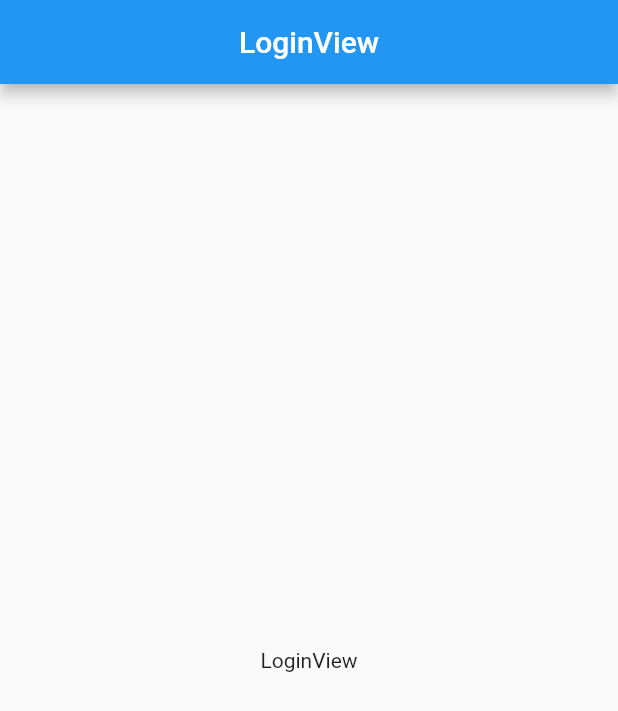
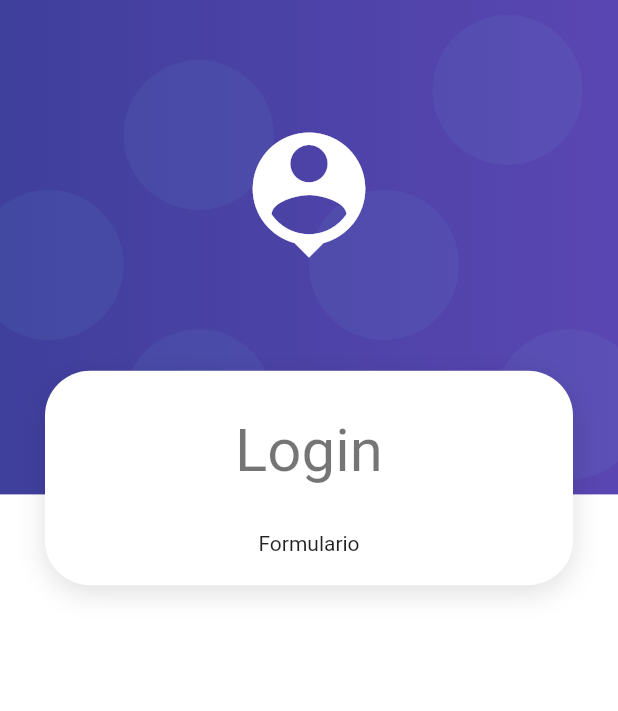
Before and after one commit to SergioK12/validacion-de-formularios, a Flutter app: the screen it shows after launch, on a phone screen of 412 x 824 dp. Shown: the top 711 px of the screen. Run offline on Flutter 3.47's test engine with Material 2 defaults, Android fonts, the phone set to English and light mode, and no system bars.

Commit message:
Creacion de la vista

```diff
--- a/lib/views/loginview.dart
+++ b/lib/views/loginview.dart
@@ -1,16 +1,31 @@
 import 'package:flutter/material.dart';
+
+import '../widgets/widgets.dart';
 
 class LoginView extends StatelessWidget {
   const LoginView({Key? key}) : super(key: key);
   @override
   Widget build(BuildContext context) {
-    return Scaffold(
-      appBar: AppBar(
-        title: const Text('LoginView'),
-        centerTitle: true,
-      ),
-      body: const Center(
-        child: Text('LoginView'),
+    return  Scaffold(
+      body: AuthBackground(
+        child: SingleChildScrollView(
+          child: Column(
+            children:   [
+               SizedBox(height: (MediaQuery.of(context).size.height * 0.30),),
+               CardContainer(
+                child: Column(
+                  children:  [
+                    const SizedBox(height: 10,),
+                    Text("Login", style:  Theme.of(context).textTheme.headlineLarge,),
+                    const SizedBox(height: 30,),
+                    const Text("Formulario")
+
+                  ],
+                )
+              )
+            ],
+          ),
+        ),
       ),
     );
   }
--- /dev/null
+++ b/lib/widgets/auth_background.dart
@@ -0,0 +1,109 @@
+import 'package:flutter/material.dart';
+
+class AuthBackground extends StatelessWidget {
+    final Widget child;
+  const AuthBackground({super.key, required this.child});
+
+  @override
+  Widget build(BuildContext context) {
+    return Container(
+      color: Colors.white,
+      height: double.infinity,
+      width: double.infinity,
+      child: Stack(
+        children:  [
+          const _ContenedorMorado(),
+          const HeaderIcon(),
+          child,
+        ],
+      ),
+    );
+  }
+}
+
+class HeaderIcon extends StatelessWidget {
+  const HeaderIcon({
+    super.key,
+  });
+
+  @override
+  Widget build(BuildContext context) {
+    return SafeArea(
+      child: Container(
+        width: double.infinity,
+        height: 200,
+        margin: const EdgeInsets.only(top: 30),
+        child: const Icon(
+          Icons.person_pin,
+          size: 100,
+          color: Colors.white,
+        ),
+      ),
+    );
+  }
+}
+
+class _ContenedorMorado extends StatelessWidget {
+  const _ContenedorMorado();
+
+  @override
+  Widget build(BuildContext context) {
+    return Container(
+      width: double.infinity,
+      height: MediaQuery.of(context).size.height * 0.4,
+      decoration: _decoracionDeLaCajaMorada(),
+      child: Stack(
+        children: [
+          Positioned(
+              top: 10,
+              left: (MediaQuery.of(context).size.width * 0.7),
+              child: const _Burbuja()),
+          Positioned(
+              top: 40,
+              left: (MediaQuery.of(context).size.width * 0.2),
+              child: const _Burbuja()),
+          Positioned(
+              bottom: 10,
+              left: (MediaQuery.of(context).size.width * 0.8),
+              child: const _Burbuja()),
+          Positioned(
+              bottom: 10,
+              left: (MediaQuery.of(context).size.width * 0.2),
+              child: const _Burbuja()),
+          Positioned(
+              bottom: (MediaQuery.of(context).size.width * 0.25),
+              right: (MediaQuery.of(context).size.width * 0.8),
+              child: const _Burbuja()),
+          Positioned(
+              bottom: (MediaQuery.of(context).size.width * 0.25),
+              left: (MediaQuery.of(context).size.width * 0.5),
+              child: const _Burbuja()),
+        ],
+      ),
+    );
+  }
+
+  BoxDecoration _decoracionDeLaCajaMorada() {
+    return const BoxDecoration(
+        gradient: LinearGradient(colors: [
+      Color.fromRGBO(63, 63, 156, 1),
+      Color.fromRGBO(90, 70, 178, 1),
+    ]));
+  }
+}
+
+class _Burbuja extends StatelessWidget {
+  const _Burbuja();
+
+  @override
+  Widget build(BuildContext context) {
+    return Container(
+      height: 100,
+      width: 100,
+      decoration: BoxDecoration(
+        borderRadius: BorderRadius.circular(100),
+        color: const Color.fromRGBO(122, 255, 255, 0.05),
+      ),
+    );
+  }
+}
--- /dev/null
+++ b/lib/widgets/card_container.dart
@@ -0,0 +1,28 @@
+import 'package:flutter/material.dart';
+
+class CardContainer extends StatelessWidget {
+  final Widget child;
+  const CardContainer({super.key, required this.child});
+
+  @override
+  Widget build(BuildContext context) {
+    return Padding(
+      padding: const EdgeInsets.symmetric(horizontal: 30),
+      child: Container(
+        padding: EdgeInsets.all(20),
+        width: double.infinity,
+        decoration: _createCardShape(),
+        child: child,
+      ),
+    );
+  }
+
+  BoxDecoration _createCardShape() {
+    return BoxDecoration(
+        color: Colors.white,
+        borderRadius: BorderRadius.circular(30),
+        boxShadow: const [
+          BoxShadow(color: Colors.black12, blurRadius: 15, offset: Offset(0, 5))
+        ]);
+  }
+}
--- /dev/null
+++ b/lib/widgets/widgets.dart
@@ -0,0 +1,3 @@
+export 'package:validacion_de_formularios/widgets/card_container.dart';
+
+export 'package:validacion_de_formularios/widgets/auth_background.dart';
```
